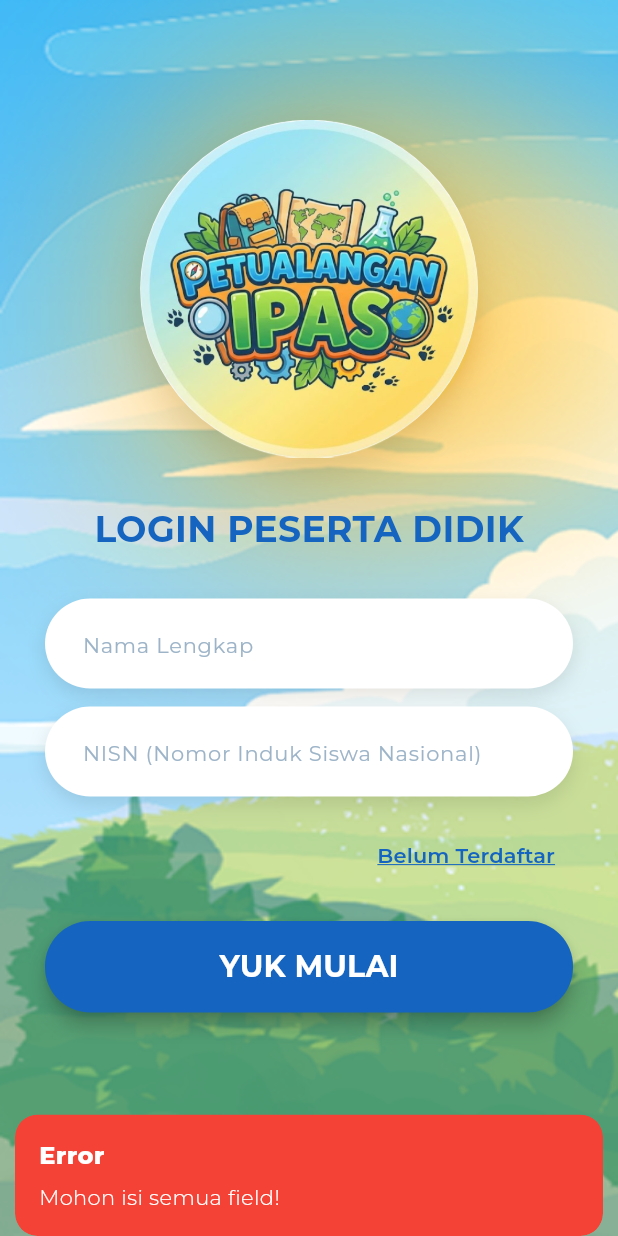
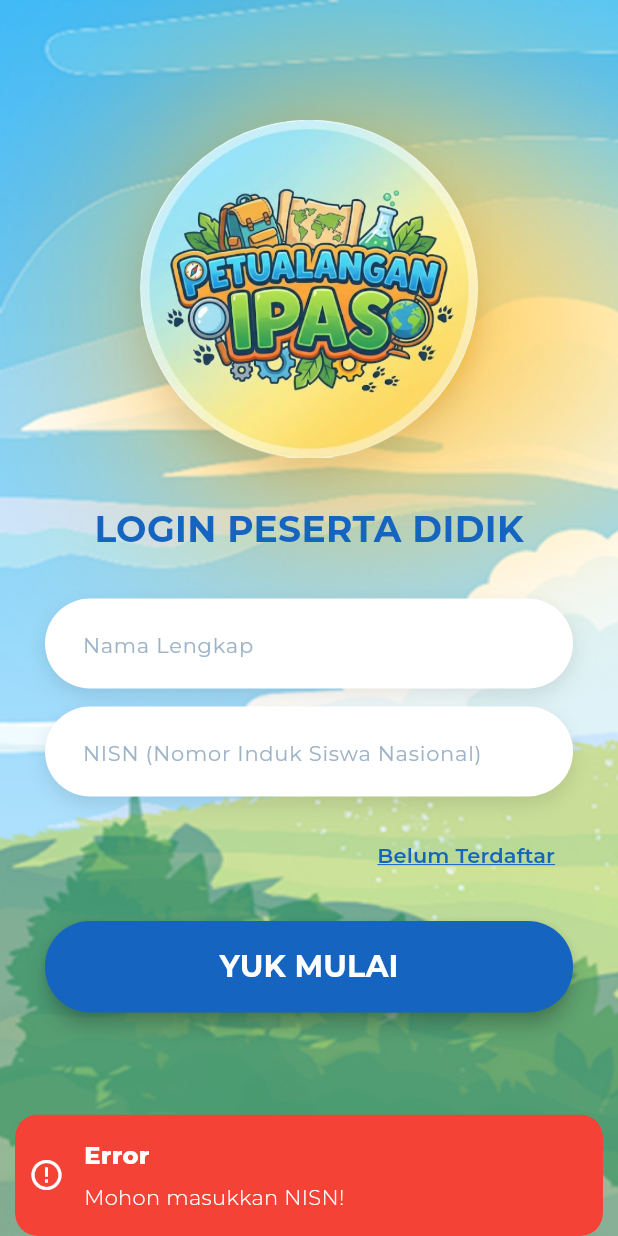
Before and after one commit to jrdrwn/petulangan-apis-mobile, a Flutter app: the LoginStudentScreen screen opened by its route, after a tap on "YUK MULAI", on a phone screen of 412 x 824 dp. Run offline on Flutter 3.47's test engine with Material 3 defaults, Android fonts, the phone set to English and light mode, and no system bars; our stand-ins replace connectivity_plus, freezed_annotation, get, google_fonts, video_player.

Commit message:
feat: Add models for login and bab with JSON serialization
- Implemented LoginRequest and LoginResponse models using Freezed for immutability and JSON serialization.
- Created BabModel and TopikModel with corresponding JSON serialization methods.
- Added API service methods for user login and fetching bab and topik data with authorization.
- Updated dashboard and login screens to handle loading states and user interactions more effectively.

```diff
--- a/lib/controllers/login_student_controller.dart
+++ b/lib/controllers/login_student_controller.dart
@@ -1,10 +1,30 @@
 import 'package:flutter/material.dart';
 import 'package:get/get.dart';
 import '../routes/app_pages.dart';
+import '../models/login_model.dart';
+import '../services/auth_service.dart';
+import '../services/connectivity_service.dart';
 
 class LoginStudentController extends GetxController {
+  late final AuthService _authService;
+  final ConnectivityService _connectivityService = ConnectivityService();
+
   final namaController = TextEditingController();
   final nisnController = TextEditingController();
+
+  final isLogging = false.obs;
+
+  @override
+  void onInit() {
+    super.onInit();
+    // Put AuthService as singleton
+    _authService = Get.put(AuthService(), permanent: true);
+
+    // Check if already logged in
+    if (_authService.isLoggedIn()) {
+      Get.offNamed(Routes.DASHBOARD_STUDENT);
+    }
+  }
 
   @override
   void onClose() {
@@ -13,24 +33,70 @@ class LoginStudentController extends GetxController {
     super.onClose();
   }
 
-  void login() {
-    // TODO: Implement login logic with API validation
-    if (namaController.text.isEmpty || nisnController.text.isEmpty) {
+  Future<void> login() async {
+    // Validate NISN
+    if (nisnController.text.trim().isEmpty) {
       Get.snackbar(
         'Error',
-        'Mohon isi semua field!',
+        'Mohon masukkan NISN!',
         backgroundColor: Colors.red,
         colorText: Colors.white,
         snackPosition: SnackPosition.BOTTOM,
+        icon: const Icon(Icons.error_outline, color: Colors.white),
       );
       return;
     }
 
-    // Navigate directly to dashboard for students
-    Get.offNamed(
-      Routes.DASHBOARD_STUDENT,
-      arguments: {'studentName': namaController.text},
-    );
+    try {
+      // Check internet connection
+      if (!await _connectivityService.hasConnection()) {
+        Get.snackbar(
+          'Tidak Ada Koneksi',
+          'Mohon periksa koneksi internet Anda',
+          backgroundColor: Colors.orange,
+          colorText: Colors.white,
+          snackPosition: SnackPosition.BOTTOM,
+          icon: const Icon(Icons.wifi_off, color: Colors.white),
+        );
+        return;
+      }
+
+      isLogging.value = true;
+
+      final request = LoginRequest(nisn: nisnController.text.trim());
+      final response = await _authService.login(request);
+
+      // Save name (from TextField as decoration)
+      if (namaController.text.trim().isNotEmpty) {
+        await _authService.saveName(namaController.text.trim());
+      }
+
+      Get.snackbar(
+        'Berhasil!',
+        'Login berhasil!',
+        backgroundColor: Colors.green,
+        colorText: Colors.white,
+        snackPosition: SnackPosition.BOTTOM,
+        icon: const Icon(Icons.check_circle_outline, color: Colors.white),
+        duration: const Duration(seconds: 2),
+      );
+
+      // Navigate to dashboard
+      await Future.delayed(const Duration(milliseconds: 500));
+      Get.offNamed(Routes.DASHBOARD_STUDENT);
+    } catch (e) {
+      Get.snackbar(
+        'Login Gagal',
+        e.toString(),
+        backgroundColor: Colors.red,
+        colorText: Colors.white,
+        snackPosition: SnackPosition.BOTTOM,
+        icon: const Icon(Icons.error_outline, color: Colors.white),
+        duration: const Duration(seconds: 4),
+      );
+    } finally {
+      isLogging.value = false;
+    }
   }
 
   void goToRegister() {
--- /dev/null
+++ b/lib/models/login_model.dart
@@ -0,0 +1,20 @@
+import 'package:freezed_annotation/freezed_annotation.dart';
+
+part 'login_model.freezed.dart';
+part 'login_model.g.dart';
+
+@freezed
+class LoginRequest with _$LoginRequest {
+  const factory LoginRequest({required String nisn}) = _LoginRequest;
+
+  factory LoginRequest.fromJson(Map<String, dynamic> json) =>
+      _$LoginRequestFromJson(json);
+}
+
+@freezed
+class LoginResponse with _$LoginResponse {
+  const factory LoginResponse({required String token}) = _LoginResponse;
+
+  factory LoginResponse.fromJson(Map<String, dynamic> json) =>
+      _$LoginResponseFromJson(json);
+}
--- a/lib/screens/login_student_screen.dart
+++ b/lib/screens/login_student_screen.dart
@@ -142,8 +142,11 @@ class LoginStudentScreen extends StatelessWidget {
                         ),
                       ),
                       const SizedBox(height: 20),
-                      ElevatedButton(
-                        onPressed: controller.login,
+                      Obx(
+                        () => ElevatedButton(
+                          onPressed: controller.isLogging.value
+                              ? null
+                              : controller.login,
                           style: ElevatedButton.styleFrom(
                             backgroundColor: const Color(0xFF1565C0),
                             foregroundColor: Colors.white,
@@ -153,12 +156,41 @@ class LoginStudentScreen extends StatelessWidget {
                             ),
                             minimumSize: const Size(double.infinity, 56),
                             elevation: 5,
+                            disabledBackgroundColor: const Color(
+                              0xFF1565C0,
+                            ).withValues(alpha: 0.6),
                           ),
-                        child: Text(
+                          child: controller.isLogging.value
+                              ? const Row(
+                                  mainAxisAlignment: MainAxisAlignment.center,
+                                  children: [
+                                    SizedBox(
+                                      width: 20,
+                                      height: 20,
+                                      child: CircularProgressIndicator(
+                                        strokeWidth: 2,
+                                        valueColor:
+                                            AlwaysStoppedAnimation<Color>(
+                                              Colors.white,
+                                            ),
+                                      ),
+                                    ),
+                                    SizedBox(width: 12),
+                                    Text(
+                                      'MASUK...',
+                                      style: TextStyle(
+                                        fontSize: 20,
+                                        fontWeight: FontWeight.bold,
+                                      ),
+                                    ),
+                                  ],
+                                )
+                              : Text(
                                   'YUK MULAI',
                                   style: GoogleFonts.montserrat(
                                     fontSize: 20,
                                     fontWeight: FontWeight.bold,
+                                  ),
                                 ),
                         ),
                       ),
```
Also changed, not shown: lib/controllers/dashboard_student_controller.dart (+117 -67 lines), lib/models/bab_model.dart (added, +35 -0 lines), lib/screens/dashboard_student_screen.dart (+26 -3 lines), lib/services/api_service.dart (+31 -0 lines), lib/services/auth_service.dart (added, +99 -0 lines), lib/models/bab_model.freezed.dart (added), lib/models/bab_model.g.dart (added), lib/models/login_model.freezed.dart (added), lib/models/login_model.g.dart (added). Lines whose indentation alone changed are shown as unchanged.
